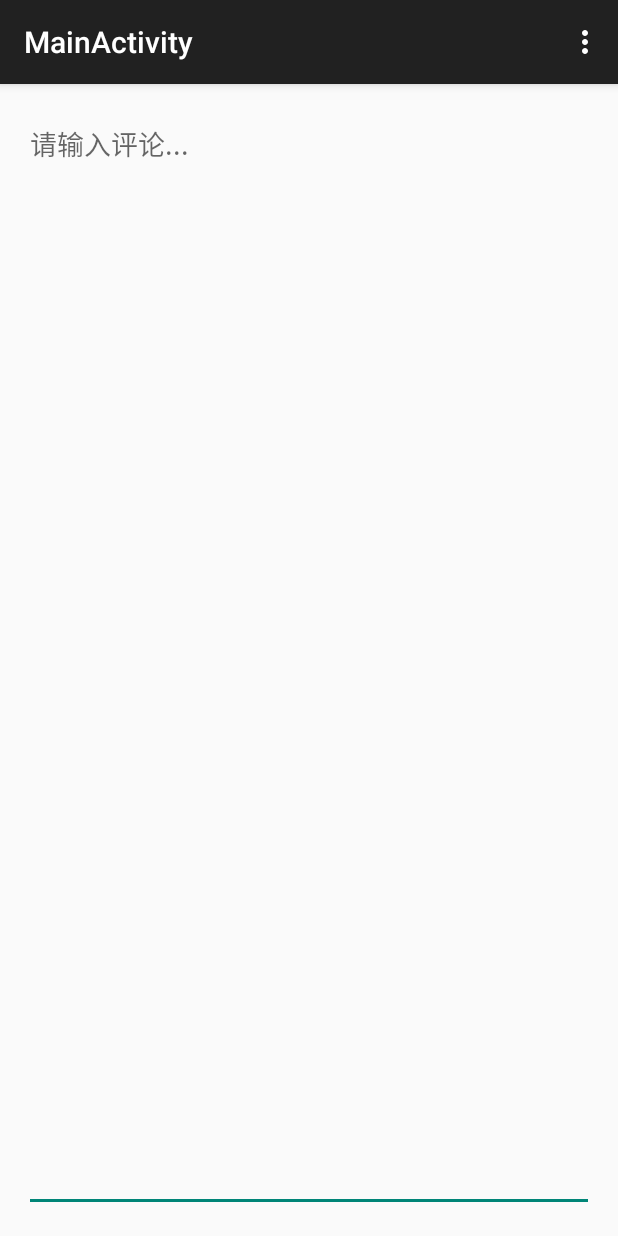
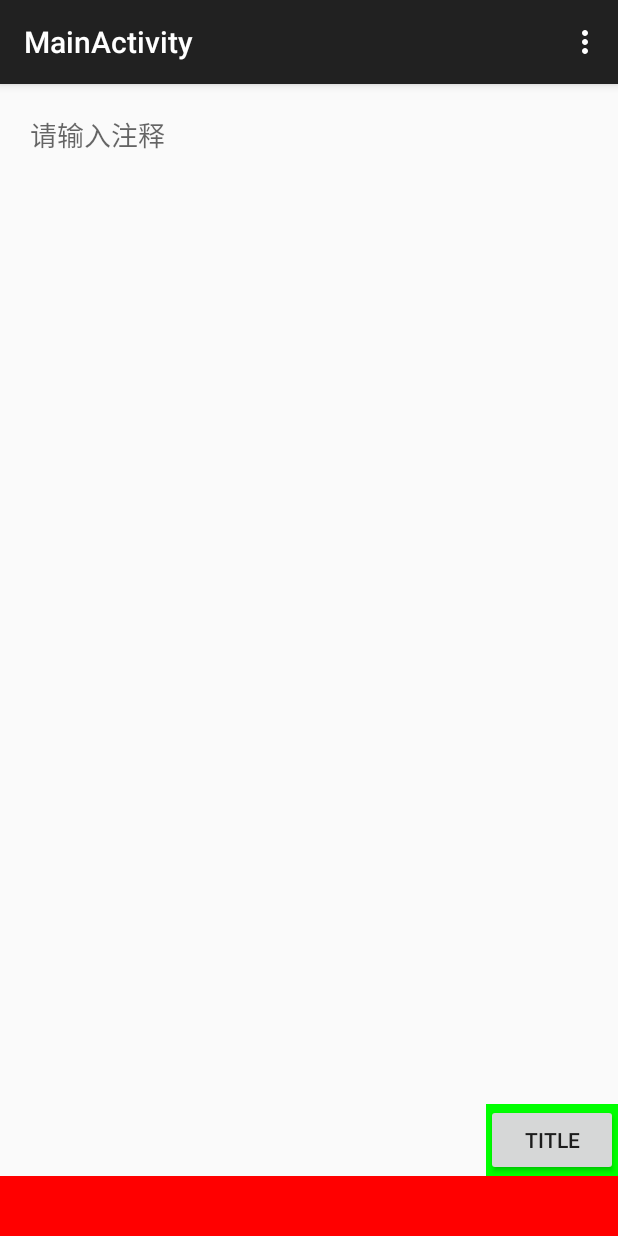
Before and after one commit to geminiwen/gm-mkdroid, an Android app: the screen it shows after launch (MainActivity), on a phone screen of 412 x 824 dp. Run offline under Robolectric (Android 15) with nearby library versions, the phone set to English and light mode, and no system bars.

Commit message:
add toolbar(TODO)

```diff
--- a/app/src/main/java/org/gemini/gmmkdroid/MainActivity.java
+++ b/app/src/main/java/org/gemini/gmmkdroid/MainActivity.java
@@ -1,9 +1,12 @@
 package org.gemini.gmmkdroid;
 
+import android.graphics.drawable.Drawable;
 import android.support.v7.app.ActionBarActivity;
 import android.os.Bundle;
+import android.util.Log;
 import android.view.Menu;
 import android.view.MenuItem;
+import android.widget.TextView;
 
 
 public class MainActivity extends ActionBarActivity {
--- a/app/src/main/res/layout/activity_main.xml
+++ b/app/src/main/res/layout/activity_main.xml
@@ -1,15 +1,7 @@
-<RelativeLayout xmlns:android="http://schemas.android.com/apk/res/android"
-    xmlns:tools="http://schemas.android.com/tools" android:layout_width="match_parent"
-    android:layout_height="match_parent" android:paddingLeft="@dimen/activity_horizontal_margin"
-    android:paddingRight="@dimen/activity_horizontal_margin"
-    android:paddingTop="@dimen/activity_vertical_margin"
-    android:paddingBottom="@dimen/activity_vertical_margin"
-    tools:context="org.gemini.gmmkdroid.MainActivity">
+<org.gemini.markdown.view.MarkdownEditor xmlns:android="http://schemas.android.com/apk/res/android"
+    android:orientation="vertical"
+    android:layout_width="match_parent"
+    android:layout_height="match_parent">
 
-    <org.gemini.markdown.view.MarkdownEditText
-        android:layout_width="match_parent"
-        android:layout_height="match_parent"
-        android:gravity="top"
-        android:hint="请输入评论..."/>
 
-</RelativeLayout>
+</org.gemini.markdown.view.MarkdownEditor>
--- /dev/null
+++ b/markdown/src/main/java/org/gemini/markdown/view/MarkdownEditor.java
@@ -0,0 +1,71 @@
+package org.gemini.markdown.view;
+
+import android.annotation.TargetApi;
+import android.content.Context;
+import android.content.res.TypedArray;
+import android.os.Build;
+import android.util.AttributeSet;
+import android.view.LayoutInflater;
+import android.view.View;
+import android.widget.Button;
+import android.widget.RelativeLayout;
+
+import org.gemini.markdown.R;
+
+/**
+ * Created by geminiwen on 15/3/14.
+ */
+public class MarkdownEditor extends RelativeLayout implements View.OnClickListener{
+
+    private MarkdownEditText mEditText;
+    private Button mTitleButton;
+
+    public MarkdownEditor(Context context) {
+        this(context, null);
+    }
+
+    public MarkdownEditor(Context context, AttributeSet attrs) {
+        this(context, attrs, 0);
+    }
+
+    //TODO 这里的typedArray和资源文件的理解依然很混乱
+    public MarkdownEditor(Context context, AttributeSet attrs, int defStyleAttr) {
+        super(context, attrs, defStyleAttr);
+
+        final TypedArray a = context.obtainStyledAttributes(
+                attrs, R.styleable.MarkdownEditor, defStyleAttr, 0);
+        final LayoutInflater inflater = (LayoutInflater) context.getSystemService(
+                Context.LAYOUT_INFLATER_SERVICE);
+
+        int layoutId = a.getResourceId(R.styleable.MarkdownEditor_layout, R.layout.mk_editor_layout);
+        inflater.inflate(layoutId, this, true);
+
+
+        mEditText = (MarkdownEditText)findViewById(R.id.mkdroid_markdown_edit_text);
+
+        a.recycle();
+    }
+
+    @TargetApi(Build.VERSION_CODES.LOLLIPOP)
+    public MarkdownEditor(Context context, AttributeSet attrs, int defStyleAttr, int defStyleRes) {
+        super(context, attrs, defStyleAttr, defStyleRes);
+
+        final TypedArray a = context.obtainStyledAttributes(
+                attrs, R.styleable.MarkdownEditor, defStyleAttr, defStyleRes);
+        final LayoutInflater inflater = (LayoutInflater) context.getSystemService(
+                Context.LAYOUT_INFLATER_SERVICE);
+
+        int layoutId = a.getResourceId(R.styleable.MarkdownEditor_layout, R.layout.mk_editor_layout);
+        inflater.inflate(layoutId, this, true);
+
+        mTitleButton = (Button)findViewById(R.id.btn_title);
+
+
+        a.recycle();
+    }
+
+    @Override
+    public void onClick(View v) {
+
+    }
+}
--- /dev/null
+++ b/markdown/src/main/res/layout/mk_editor_layout.xml
@@ -0,0 +1,42 @@
+<RelativeLayout xmlns:android="http://schemas.android.com/apk/res/android"
+    android:orientation="vertical"
+    android:layout_width="match_parent"
+    android:layout_height="match_parent">
+
+    <HorizontalScrollView
+        android:id="@+id/mkdroid_fixed_toolbar"
+        android:layout_width="match_parent"
+        android:layout_height="40dp"
+        android:layout_alignParentBottom="true"
+        android:background="#f00">
+
+    </HorizontalScrollView>
+
+    <LinearLayout
+        android:id="@+id/mkdroid_suspend_toolbar"
+        android:layout_width="wrap_content"
+        android:layout_height="wrap_content"
+        android:layout_above="@id/mkdroid_fixed_toolbar"
+        android:layout_alignParentRight="true"
+        android:orientation="horizontal"
+        android:background="#0f0">
+
+        <Button
+            android:layout_width="wrap_content"
+            android:layout_height="wrap_content"
+            android:text="Title"
+            android:id="@+id/btn_title" />
+
+    </LinearLayout>
+
+    <org.gemini.markdown.view.MarkdownEditText
+        android:layout_width="match_parent"
+        android:layout_height="match_parent"
+        android:layout_above="@id/mkdroid_suspend_toolbar"
+        android:hint="请输入注释"
+        android:gravity="top"
+        android:padding="20dp"
+        android:id="@+id/mkdroid_markdown_edit_text"
+        android:background="@null" />
+
+</RelativeLayout>
--- /dev/null
+++ b/markdown/src/main/res/values/mk_editor_style.xml
@@ -0,0 +1,6 @@
+<?xml version="1.0" encoding="utf-8"?>
+<resources>
+    <declare-styleable name="MarkdownEditor">
+        <attr name="layout"></attr>
+    </declare-styleable>
+</resources>
```
